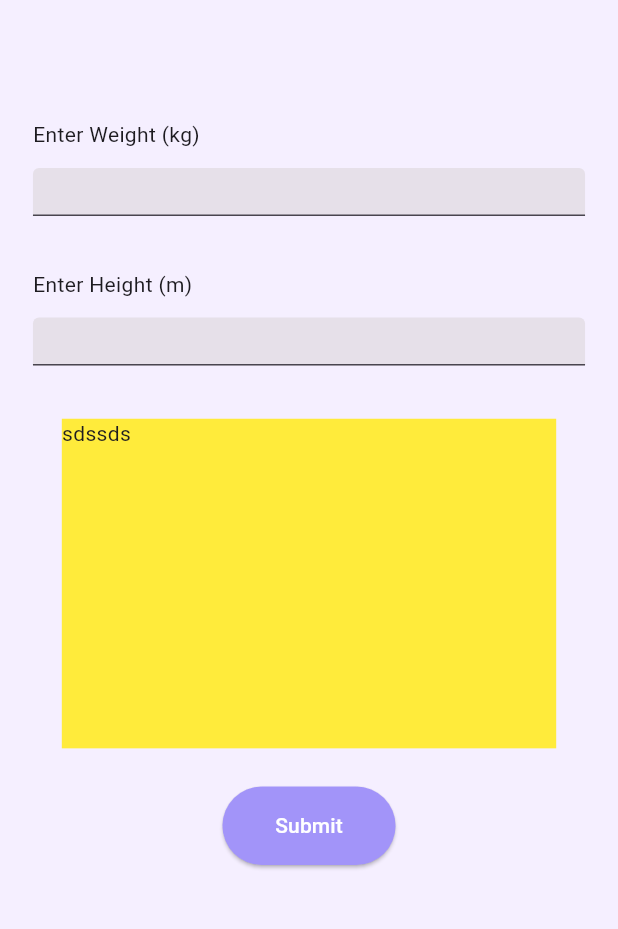
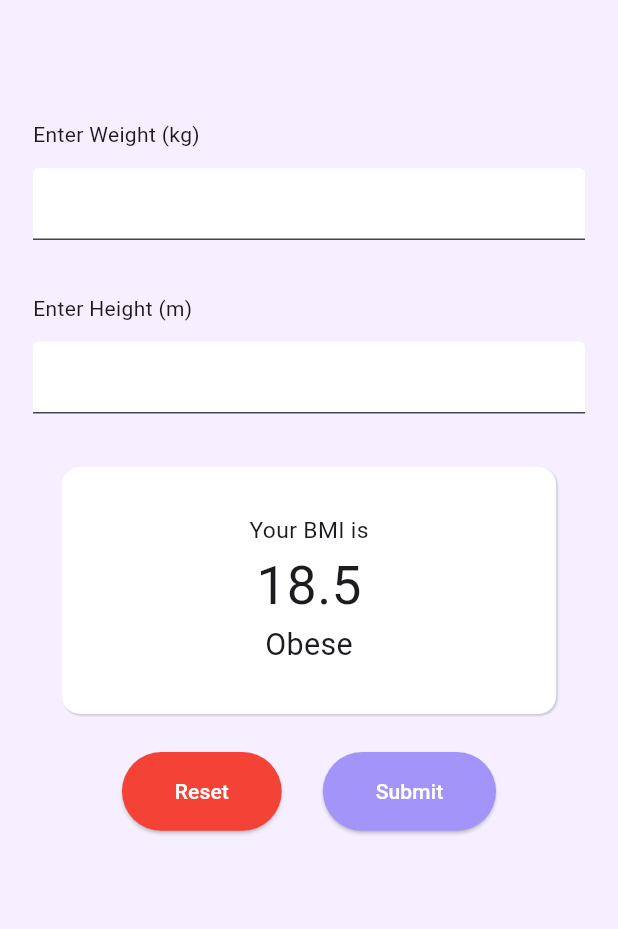
Before and after one commit to roypa123/bmicalculator, a Flutter app: the screen it shows after launch, on a phone screen of 412 x 824 dp, the part 63-992 px from its top. Run offline on Flutter 3.47's test engine with Material 3 defaults, Android fonts, the phone set to English and light mode, and no system bars; our stand-ins replace equatable, flutter_bloc, flutter_screenutil, get_it.

Commit message:
fix: some changes

```diff
--- /dev/null
+++ b/lib/core/common/widgets/common_primary_button.dart
@@ -0,0 +1,29 @@
+import 'package:bmicalculator/core/configs/styles/app_colors.dart';
+import 'package:flutter/material.dart';
+import 'package:flutter_screenutil/flutter_screenutil.dart';
+
+class CommonPrimaryButton extends StatelessWidget {
+  final VoidCallback function;
+  final Color color;
+  final String text;
+  const CommonPrimaryButton(
+      {super.key,
+      required this.function,
+      required this.color,
+      required this.text});
+
+  @override
+  Widget build(BuildContext context) {
+    return ElevatedButton(
+      style: ElevatedButton.styleFrom(
+        backgroundColor: color,
+        padding: EdgeInsets.symmetric(horizontal: 32.w, vertical: 16.h),
+      ),
+      onPressed: function,
+      child: Text(
+        text,
+        style: const TextStyle(color: AppColors.white),
+      ),
+    );
+  }
+}
--- a/lib/core/common/widgets/common_text_form.dart
+++ b/lib/core/common/widgets/common_text_form.dart
@@ -1,14 +1,13 @@
 import 'package:flutter/material.dart';
 import 'package:flutter_screenutil/flutter_screenutil.dart';
+
+import '../../configs/styles/app_colors.dart';
 
 class CommonTextForm extends StatelessWidget {
   final TextEditingController controller;
 
-
-
   const CommonTextForm({
     super.key,
-
     required this.controller,
   });
 
@@ -20,12 +19,13 @@ class CommonTextForm extends StatelessWidget {
         autovalidateMode: AutovalidateMode.onUserInteraction,
         controller: controller,
         keyboardType: TextInputType.number,
-        validator: (value) {
-          return null;
-        },
+        // validator: (value) {
+        //   return null;
+        // },
         decoration: const InputDecoration(
-          isDense: true,
+          isDense: false,
           filled: true,
+          fillColor: AppColors.white,
         ),
       ),
     );
--- a/lib/core/configs/constants/string_constants.dart
+++ b/lib/core/configs/constants/string_constants.dart
@@ -4,7 +4,13 @@ class Strings {
   static const String enterWeight = "Enter Weight (kg)";
   static const String enterHeight = "Enter Height (m)";
 
+  static const String yourBmiIs = "Your BMI is";
+  static const String number1 = "18.5";
+  static const String obese = "Obese";
+
+
   static const String submit = "Submit";
+  static const String reset = "Reset";
 
   static const String paragraph1 =
       "Body Mass Index (BMI) is a numerical value calculated from a person's weight and height. It is a widely used method to classify individuals into weight categories and assess their body fat levels. The formula for BMI is:";
--- a/lib/core/configs/styles/app_colors.dart
+++ b/lib/core/configs/styles/app_colors.dart
@@ -9,4 +9,5 @@ class AppColors {
 
   static const mainColor = Color(0XFFA294F9);
   static const backgroundColor =Color(0XFFF5EFFF);
+  static const red = Colors.red;
 }
--- a/lib/features/main/presentation/views/main_screen.dart
+++ b/lib/features/main/presentation/views/main_screen.dart
@@ -5,6 +5,7 @@ import 'package:flutter_bloc/flutter_bloc.dart';
 import 'package:flutter_screenutil/flutter_screenutil.dart';
 
 import '../../../../core/common/widgets/common_app_bar.dart';
+import '../../../../core/common/widgets/common_primary_button.dart';
 import '../../../../core/common/widgets/common_text_form.dart';
 import '../../../../core/configs/constants/string_constants.dart';
 import '../../../../core/configs/styles/app_colors.dart';
@@ -74,19 +75,46 @@ class _MainScreenState extends State<MainScreen> {
                   ),
                   25.verticalSpace,
                   Container(
-                    color: Colors.yellow,
+                    padding:
+                        EdgeInsets.symmetric(horizontal: 10.h, vertical: 10.w),
                     width: 300.w,
-                    height: 200.w,
-                    child: Text("sdssds"),
+                    height: 150.w,
+                    decoration: BoxDecoration(
+                      color: Colors.white,
+                      borderRadius: BorderRadius.circular(12.r),
+                      boxShadow: [
+                        BoxShadow(
+                          color: Colors.grey.withOpacity(0.4),
+                          spreadRadius: 0.1,
+                          blurRadius: 0.1,
+                          offset: const Offset(1, 1),
+                        ),
+                      ],
+                    ),
+                    child: Column(
+                      mainAxisAlignment: MainAxisAlignment.center,
+                      crossAxisAlignment: CrossAxisAlignment.center,
+                      children: [
+                        Text(Strings.yourBmiIs,style: TextStyle(fontSize: 15.sp),),
+                        Text(Strings.number1,style: TextStyle(fontSize: 35.sp),),
+                        Text(Strings.obese,style: TextStyle(fontSize: 20.sp))
+                      ],
+                    ),
                   ),
                   25.verticalSpace,
-                  ElevatedButton(
-                    style: ElevatedButton.styleFrom(
-                      backgroundColor: AppColors.mainColor,
-                      padding: EdgeInsets.symmetric(
-                          horizontal: 32.w, vertical: 16.h),
+                  Row(
+                    mainAxisAlignment: MainAxisAlignment.center,
+                    children: [
+                      CommonPrimaryButton(
+                        color: AppColors.red,
+                        text: Strings.reset,
+                        function: () {},
                       ),
-                    onPressed: () {
+                      25.horizontalSpace,
+                      CommonPrimaryButton(
+                        color: AppColors.mainColor,
+                        text: Strings.submit,
+                        function: () {
                           if (formKey.currentState!.validate()) {
                             context.read<MainBloc>().add(
                                   SubmitEvent(
@@ -95,10 +123,8 @@ class _MainScreenState extends State<MainScreen> {
                                 );
                           }
                         },
-                    child: const Text(
-                      Strings.submit,
-                      style: TextStyle(color: AppColors.white),
                       ),
+                    ],
                   ),
                 ],
               ),
```
Lines whose indentation alone changed are shown as unchanged.
